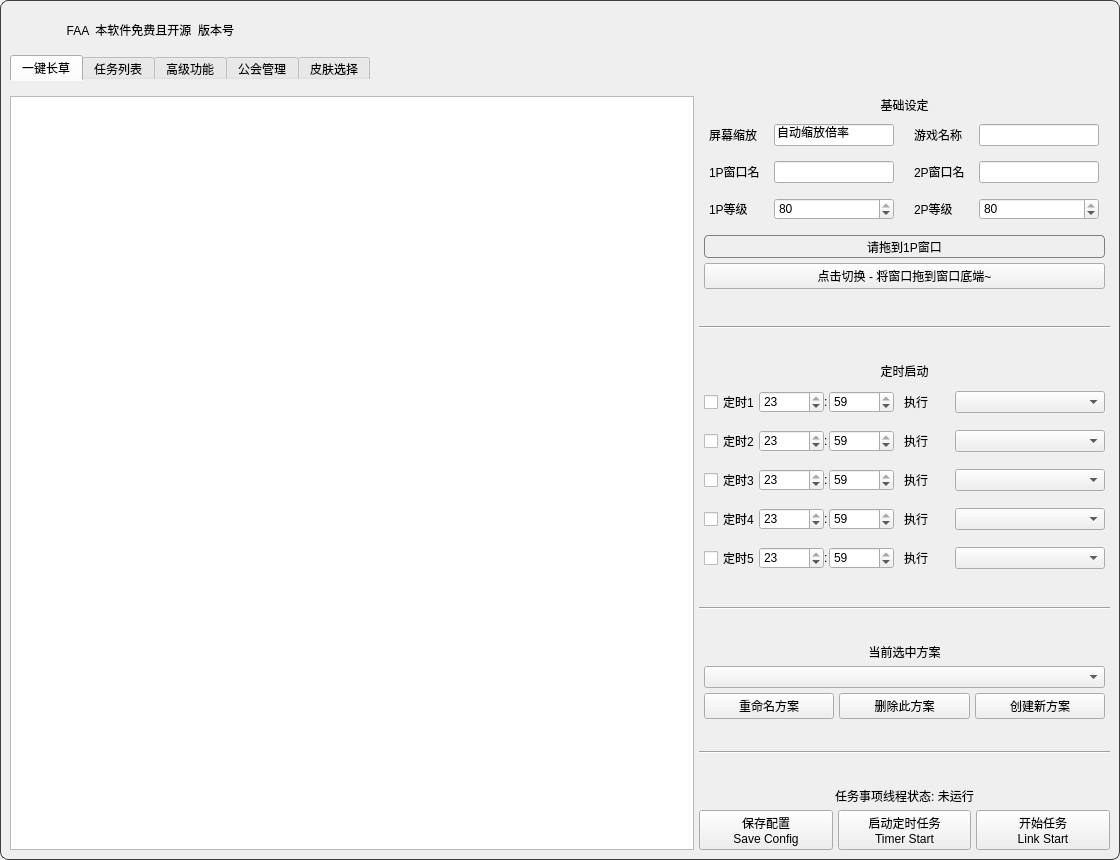
StareAbyss/FoodsVsMiceAutoAssistant, file resource/ui/FAA_3.0.ui: the form before one commit.
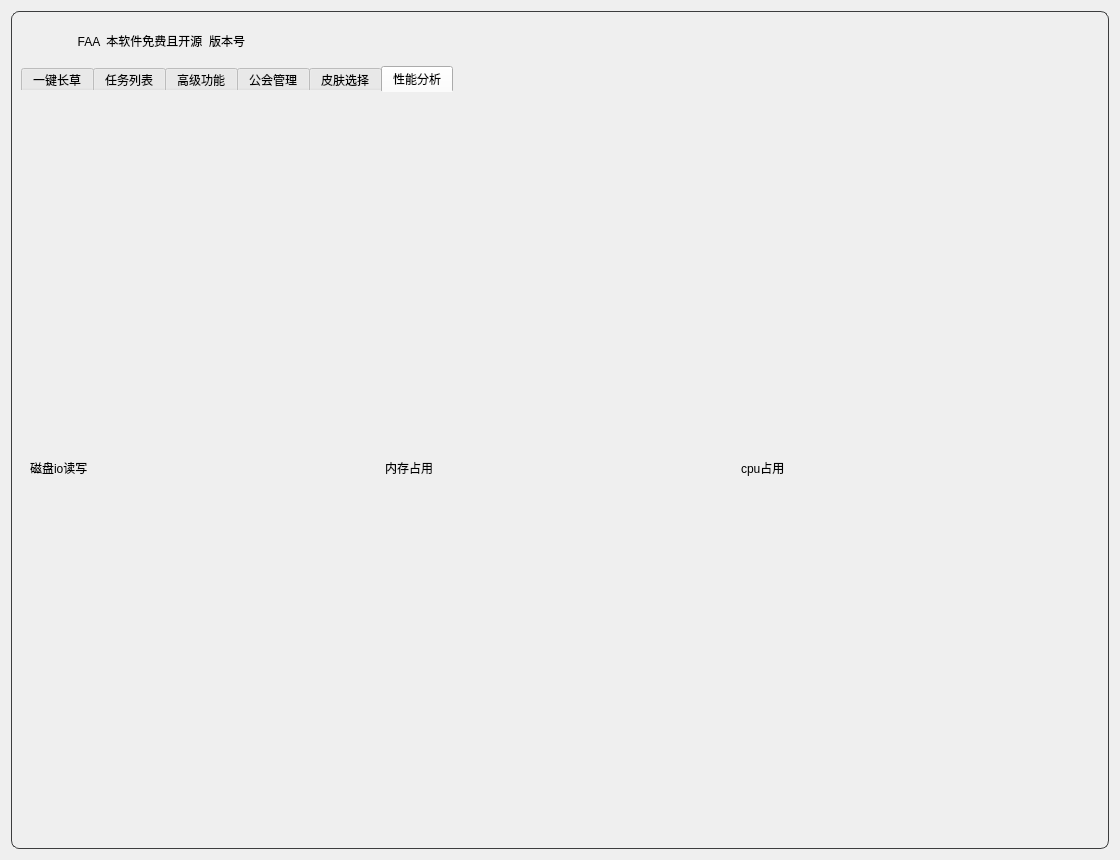
The form after the commit. The open tabs and pages were chosen to show the change. Icons and pictures are not drawn. Custom widgets are drawn as their Qt base class.

Commit message: v1.5.0 beta3 性能仪表盘框架

What changed in the file:
```diff
--- a/resource/ui/FAA_3.0.ui
+++ b/resource/ui/FAA_3.0.ui
@@ -72,10 +72,10 @@
    <widget class="QWidget" name="MainFrame" native="true">
     <property name="geometry">
      <rect>
-      <x>0</x>
-      <y>0</y>
-      <width>1120</width>
-      <height>860</height>
+      <x>11</x>
+      <y>11</y>
+      <width>1098</width>
+      <height>838</height>
      </rect>
     </property>
     <property name="autoFillBackground">
@@ -10068,6 +10068,34 @@
          </item>
         </layout>
        </widget>
+       <widget class="QWidget" name="Tab6">
+        <attribute name="title">
+         <string>性能分析</string>
+        </attribute>
+        <layout class="QHBoxLayout" name="horizontalLayout_7">
+         <item>
+          <widget class="QLabel" name="label_8">
+           <property name="text">
+            <string>磁盘io读写</string>
+           </property>
+          </widget>
+         </item>
+         <item>
+          <widget class="QLabel" name="label_9">
+           <property name="text">
+            <string>内存占用</string>
+           </property>
+          </widget>
+         </item>
+         <item>
+          <widget class="QLabel" name="label_13">
+           <property name="text">
+            <string>cpu占用</string>
+           </property>
+          </widget>
+         </item>
+        </layout>
+       </widget>
       </widget>
      </item>
     </layout>
```
The commit also changes 1 other file.
